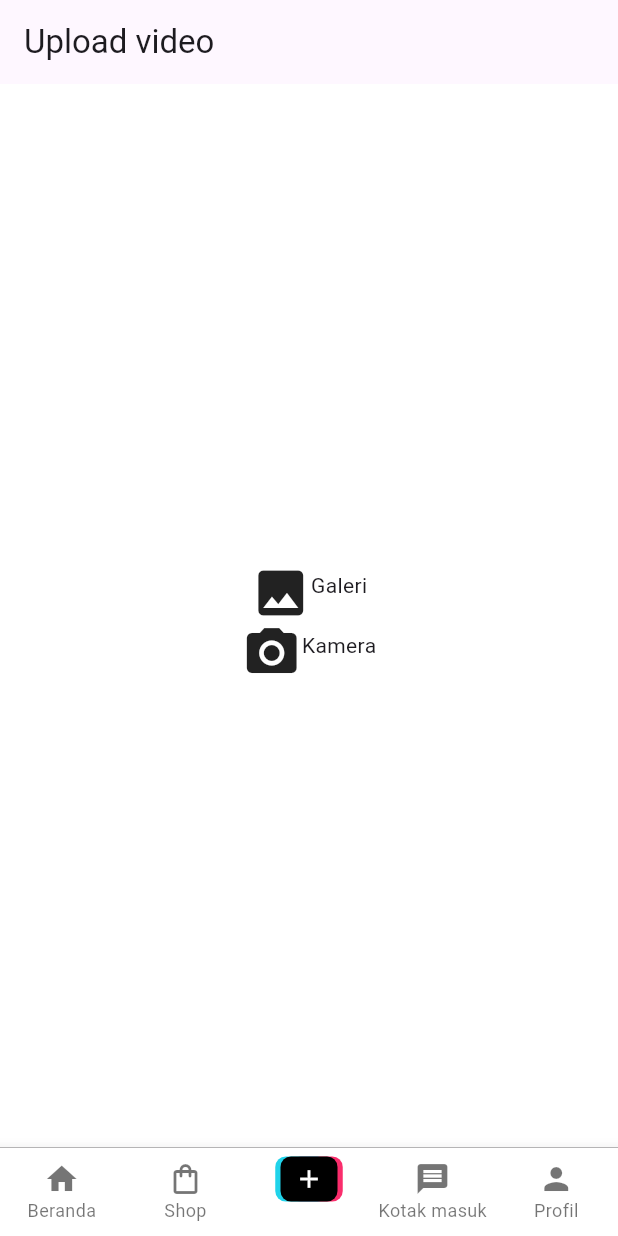
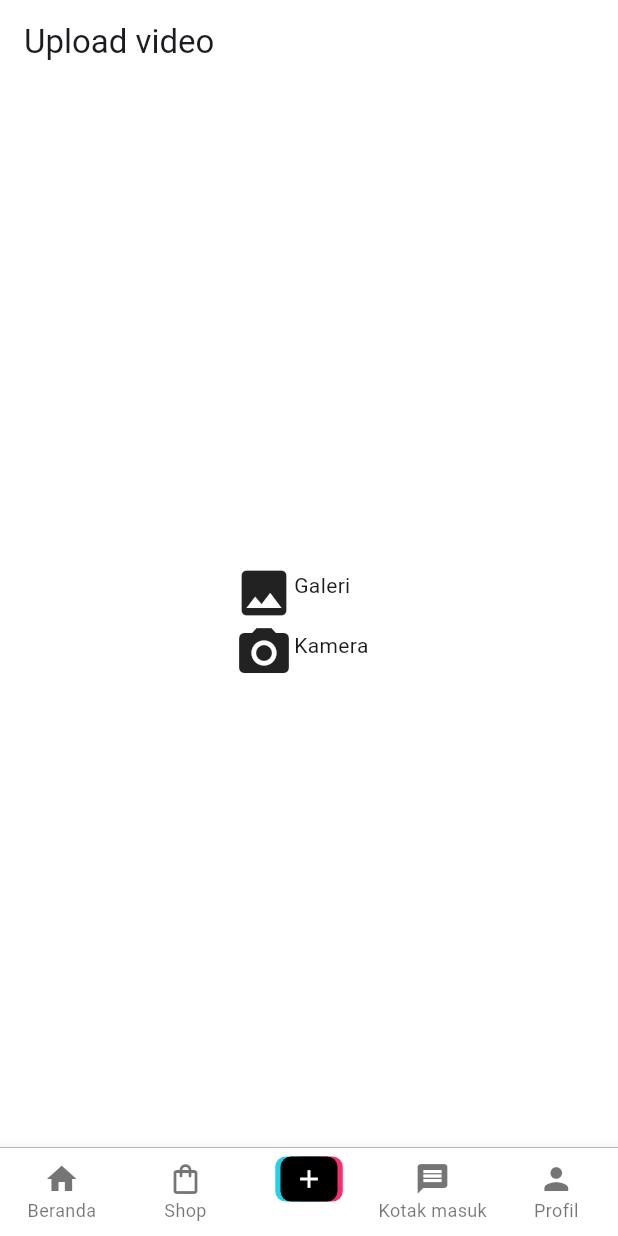
Before and after one commit to Imronarrosid/flutter_full_stack_tiktok_clone, a Flutter app: the screen it shows once a user with an empty profile is signed in, item 3 of the bottom bar chosen, on a phone screen of 412 x 824 dp. Run offline on Flutter 3.47's test engine with Material 2 defaults, Android fonts, the phone set to English and light mode, and no system bars; our stand-ins replace cached_network_image, cloud_firestore, firebase_auth, firebase_core, firebase_storage, get and 3 more; missing offline and left inert: video_compress; accounts and stored records are empty.

Commit message:
adjust color

```diff
--- a/lib/view/screen/add_video_screen.dart
+++ b/lib/view/screen/add_video_screen.dart
@@ -58,6 +58,8 @@ class AddVideoScreen extends StatelessWidget {
   Widget build(BuildContext context) {
     return Scaffold(
       appBar: AppBar(
+        backgroundColor: Colors.white,
+        surfaceTintColor: Colors.white,
         title: const Text('Upload video'),
       ),
       body: Container(
@@ -71,35 +73,38 @@ class AddVideoScreen extends StatelessWidget {
                   splashColor: Colors.black12,
                   onTap: () => picVideo(ImageSource.gallery, context),
                   child: Container(
-                    padding: const EdgeInsets.symmetric(horizontal: 15),
+                    alignment: Alignment.centerLeft,
                     height: 30,
+                    width: 100,
                     child: const Row(
-                      mainAxisAlignment: MainAxisAlignment.center,
+                      mainAxisAlignment: MainAxisAlignment.start,
                       crossAxisAlignment: CrossAxisAlignment.center,
                       children: [
-                        Icon(Icons.image,size:40),
+                        Icon(Icons.image, size: 40),
                         Text('Galeri'),
                       ],
                     ),
                   ),
                 ),
-                const SizedBox(height: 10,),
+                const SizedBox(
+                  height: 10,
+                ),
                 InkWell(
                   onTap: () => picVideo(ImageSource.camera, context),
                   child: Container(
-                    padding: const EdgeInsets.symmetric(horizontal: 15),
+                    alignment: Alignment.centerLeft,
+                    width: 100,
                     height: 30,
                     child: const Row(
+                      mainAxisAlignment: MainAxisAlignment.start,
                       crossAxisAlignment: CrossAxisAlignment.center,
-                      mainAxisAlignment: MainAxisAlignment.center,
                       children: [
-                        Icon(Icons.camera_alt,size:40),
+                        Icon(Icons.camera_alt, size: 40),
                         Text('Kamera'),
                       ],
                     ),
                   ),
                 ),
-
               ],
             ),
           )),
```
